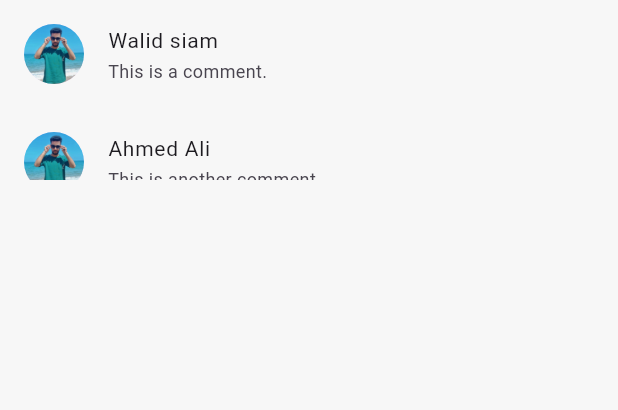
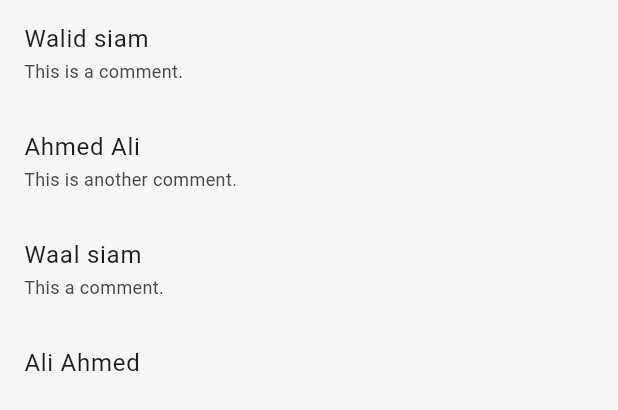
Before and after one commit to Siamoo/My_Market, a Flutter app: the CustomCommentsListView widget shown alone on an empty page, opened directly, on a phone screen of 412 x 824 dp. Shown: the top 410 px of the screen. Run offline on Flutter 3.47's test engine with Material 3 defaults, Android fonts, the phone set to English and light mode, and no system bars; our stand-ins replace dio, equatable, flutter_bloc, flutter_rating_bar, google_nav_bar, google_sign_in and 1 more; accounts and stored records are empty; network calls fail.

Commit message:
Update comments list UI & Add comment states

```diff
--- a/lib/views/product_details/logic/cubit/product_details_state.dart
+++ b/lib/views/product_details/logic/cubit/product_details_state.dart
@@ -20,3 +20,9 @@ final class AddOrUpdateRateLoading extends ProductDetailsState {}
 final class AddOrUpdateRateSuccess extends ProductDetailsState {}
 
 final class AddOrUpdateRateError extends ProductDetailsState {}
+
+final class AddCommentLoading extends ProductDetailsState {}
+
+final class AddCommentSuccess extends ProductDetailsState {}
+
+final class AddCommentError extends ProductDetailsState {}
--- a/lib/views/product_details/ui/widgets/custom_comments_list_view.dart
+++ b/lib/views/product_details/ui/widgets/custom_comments_list_view.dart
@@ -5,17 +5,15 @@ class CustomCommentsListView extends StatelessWidget {
 
   @override
   Widget build(BuildContext context) {
+    final hight = MediaQuery.of(context).size.height;
     return SizedBox(
-      height: 120, // Adjust height as needed to fit your design
+      height: hight * 0.3,
       child: ListView.builder(
         itemCount: comments.length,
         itemBuilder: (context, index) {
           final comment = comments[index];
           return ListTile(
-            leading: CircleAvatar(
-              backgroundImage: AssetImage(comment['image']!),
-            ),
-            title: Text(comment['name']!, style: TextStyle(fontSize: 14)),
+            title: Text(comment['name']!, style: TextStyle(fontSize: 16)),
             subtitle: Text(comment['comment']!, style: TextStyle(fontSize: 12)),
           );
         },
@@ -35,5 +33,45 @@ final List<Map<String, String>> comments = [
     'comment': 'This is another comment.',
     'image': 'assets/images/profile.jpeg',
   },
+  {
+    'name': 'Waal siam',
+    'comment': 'This a comment.',
+    'image': 'assets/images/profile.jpeg',
+  },
+  {
+    'name': 'Ali Ahmed',
+    'comment': 'This is a comment.',
+    'image': 'assets/images/profile.jpeg',
+  },
+  {
+    'name': 'Mohamed Hassan',
+    'comment': 'This is a comment.',
+    'image': 'assets/images/profile.jpeg',
+  },
+  {
+    'name': 'Sara Ibrahim',
+    'comment': 'This is a comment.',
+    'image': 'assets/images/profile.jpeg',
+  },
+  {
+    'name': 'Laila Youssef',
+    'comment': 'This is a comment.',
+    'image': 'assets/images/profile.jpeg',
+  },
+  {
+    'name': 'Omar Khaled',
+    'comment': 'This is a comment.',
+    'image': 'assets/images/profile.jpeg',
+  },
+  {
+    'name': 'Nourhan Adel',
+    'comment': 'This is a comment.',
+    'image': 'assets/images/profile.jpeg',
+  },
+  {
+    'name': 'Youssef Samir',
+    'comment': 'This is a comment.',
+    'image': 'assets/images/profile.jpeg',
+  },
   // Add more comments as needed
 ];
```
